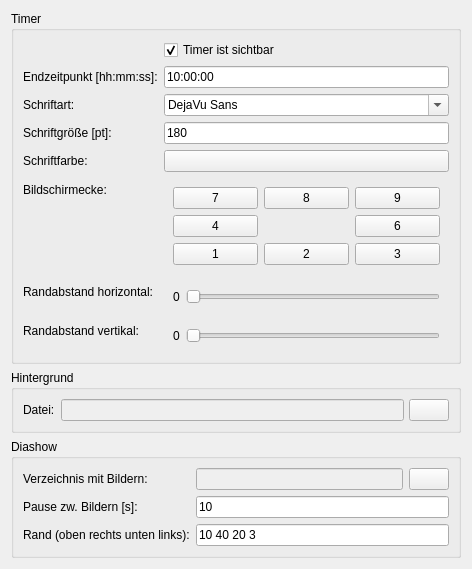
Before: the Qt Designer form config.ui in wulmer/CountdownApp, drawn with Qt 5.
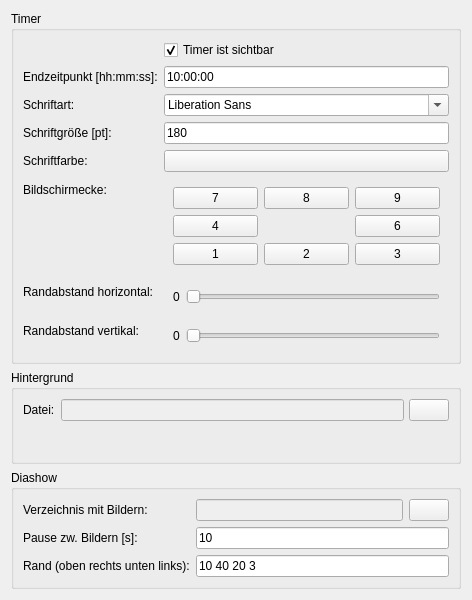
After: the same form once the commit is applied.

The edit to the form file:
```diff
--- a/config.ui
+++ b/config.ui
@@ -7,7 +7,7 @@
     <x>0</x>
     <y>0</y>
     <width>472</width>
-    <height>569</height>
+    <height>600</height>
    </rect>
   </property>
   <property name="windowTitle">
@@ -202,16 +202,7 @@
        </widget>
       </item>
       <item row="2" column="1">
-       <widget class="QFontComboBox" name="_font_select">
-        <property name="fontFilters">
-         <set>QFontComboBox::ScalableFonts</set>
-        </property>
-        <property name="currentFont">
-         <font>
-          <family>Verdana</family>
-         </font>
-        </property>
-       </widget>
+       <widget class="QFontComboBox" name="_font_select"/>
       </item>
       <item row="2" column="0">
        <widget class="QLabel" name="label_11">
```
Left out of the diff: 23 changed lines with no effect on the pictures.
